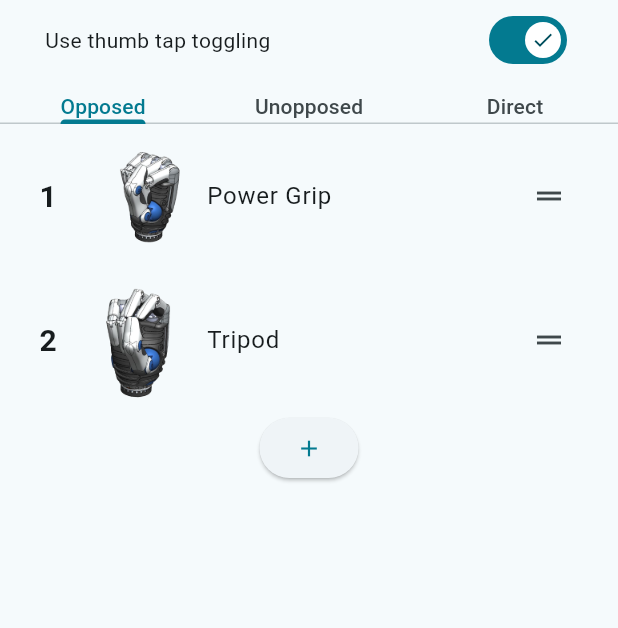
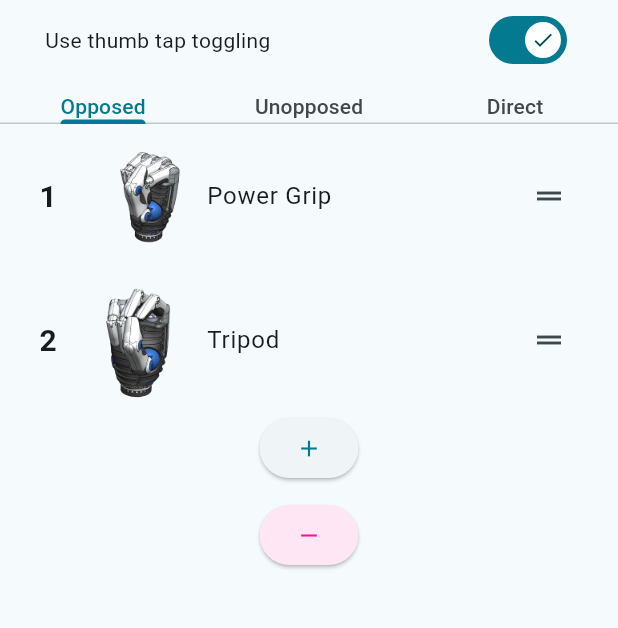
Before and after one commit to ms-840/bionic_interface_new, a Flutter app: the GripSettings2 screen opened by its route, on a phone screen of 412 x 824 dp, the part 80-708 px from its top. Run offline on Flutter 3.47's test engine with Material 3 defaults, Android fonts, the phone set to English and light mode, and no system bars; our stand-ins replace fl_chart, flutter_blue_plus, permission_handler; missing offline and left inert: dart:ffi, flutter_reactive_ble.

Commit message:
Added ability to remove grips from listview

```diff
--- a/lib/screens/grip_preferences.dart
+++ b/lib/screens/grip_preferences.dart
@@ -198,6 +198,7 @@ class _ReorderableGripListState extends State<ReorderableGripList>{
   late List<HandAction>_items;
   late List<String> _actionTitles;
 
+  bool enableRemoveState = false;
 
   @override
   void initState(){
@@ -254,6 +255,7 @@ class _ReorderableGripListState extends State<ReorderableGripList>{
         children: [
           ReorderableListView(
               padding: const EdgeInsets.symmetric(horizontal: 10),
+              physics : const NeverScrollableScrollPhysics(),
               shrinkWrap: true,
               children: <Widget>[
                 for(var (index, action) in _items.indexed)
@@ -317,7 +319,17 @@ class _ReorderableGripListState extends State<ReorderableGripList>{
                         }
                       }
                     },
-                    trailing: ReorderableDragStartListener(
+                    trailing: enableRemoveState? IconButton(
+                        onPressed: (){
+                          generalHandler.removeGripFromUserList(_listType, _actionTitles[index]);
+                        },
+                        style: IconButton.styleFrom(
+                          foregroundColor: Theme.of(context).colorScheme.secondary,
+                        ),
+                        icon: const Icon(Icons.delete)
+                    )
+                        :
+                    ReorderableDragStartListener(
                       index: index,
                       child: const Icon(Icons.drag_handle),
                     ),
@@ -326,7 +338,6 @@ class _ReorderableGripListState extends State<ReorderableGripList>{
               onReorder: (int oldIndex, int newIndex){
                 /* how this needs to work:
                   when reordered, each of the Hand actions needs to to be re-attributed to the action titles
-                  so:
                   1. figure out the indeces of the old hand action tiles -> that is _items
                   2. reorder the tiles
                   3. reattribute
@@ -350,10 +361,27 @@ class _ReorderableGripListState extends State<ReorderableGripList>{
 
           ),
           ElevatedButton(
-              onPressed: (){
+              onPressed: enableRemoveState? null : (){
                 generalHandler.addGripsToUserList(_listType);
               },
               child: const Icon(Icons.add)),
+          const SizedBox(height: 10,),
+          ElevatedButton(
+              style: enableRemoveState? ElevatedButton.styleFrom(
+                backgroundColor: Theme.of(context).colorScheme.secondary,
+                foregroundColor: Colors.white,
+              ) : ElevatedButton.styleFrom(
+                foregroundColor: Theme.of(context).colorScheme.secondary,
+                backgroundColor: const Color(0xFFfee6f5),
+              )
+              ,
+              onPressed: (){
+                setState(() {
+                  enableRemoveState = !enableRemoveState;
+                  print(enableRemoveState);
+                });
+              },
+              child: const Icon(Icons.remove)),
         ],
 
       ),
--- a/lib/user/user.dart
+++ b/lib/user/user.dart
@@ -17,6 +17,7 @@ class User{
   //todo: need to change access types to clinician, editor, viewer
   bool _adminAccess = false;
   bool _childLock = false; //not sure yet if this is necessary
+  String _accessType = "editor"; //options: viewer, editor, clinician
 
   SignalSettings signalSettings = SignalSettings();
 
@@ -330,7 +331,8 @@ class User{
 class AnonymousUser extends User{
   //This is the user class to be used when no login has occurred
   AnonymousUser() : super(''){
-    print("Anonymous User created");
+    _accessType = "viewer";
+    //print("Anonymous User created");
   }
 
   void clearUserData(){
```
Also changed, not shown: lib/general_handler.dart (+22 -3 lines), 2 other files.
